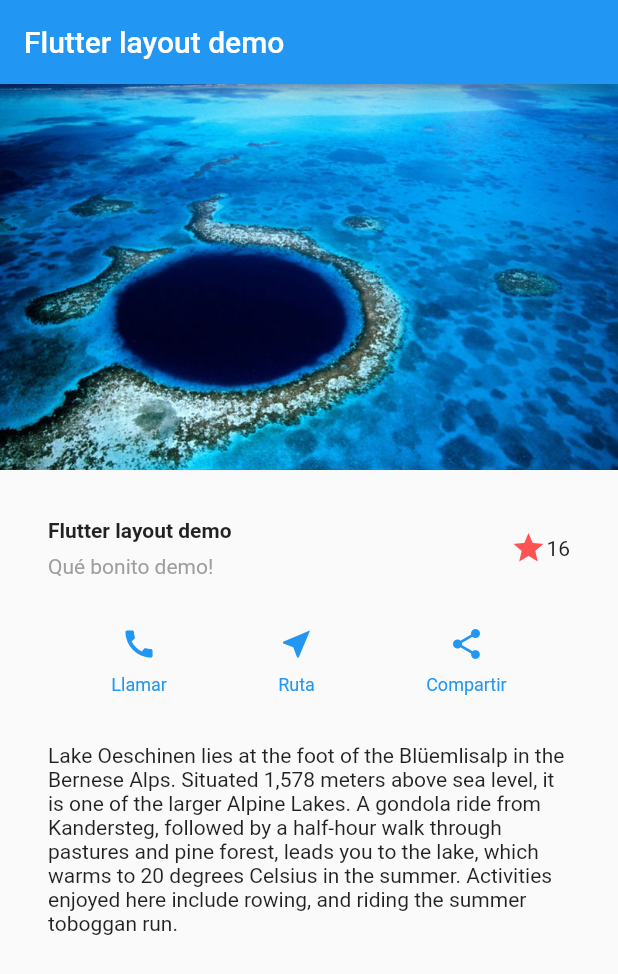
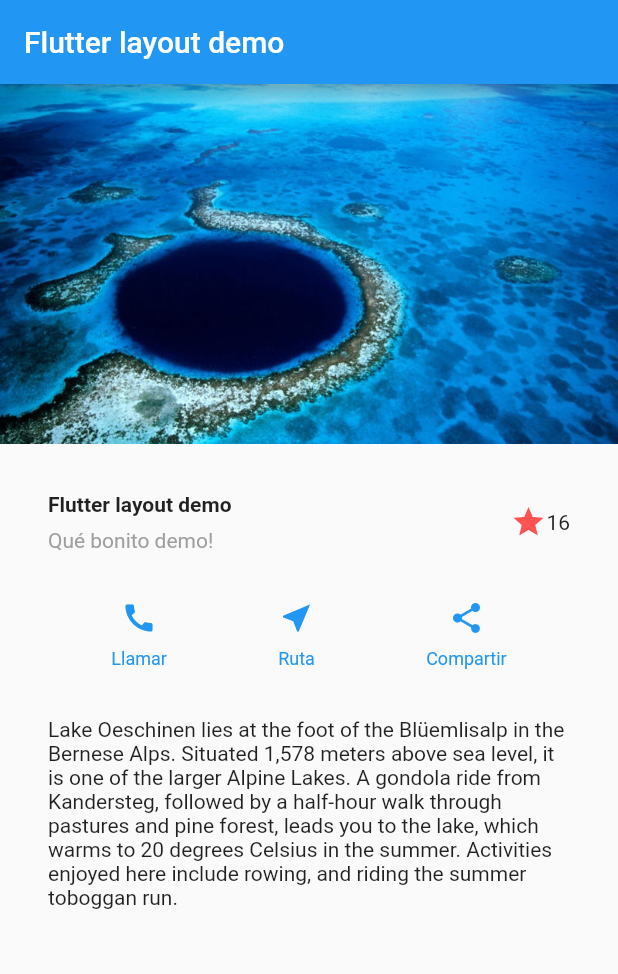
Before and after one commit to Javieravellan/hello-world, a Flutter app: the screen it shows after launch, on a phone screen of 412 x 824 dp. Shown: the top 974 px of the screen. Run offline on Flutter 3.47's test engine with Material 2 defaults, Android fonts, the phone set to English and light mode, and no system bars.

```diff
--- a/lib/main.dart
+++ b/lib/main.dart
@@ -100,10 +100,15 @@ class MyApp extends StatelessWidget {
           title: Text("Flutter layout demo")
         ),
 
-        body: Column(
+        body: ListView( // list view admite barra de desplazamiento cuando el view es pequeño.
           children: [
             // Agregamos a la app el Widget Container que contiene una row que creamos previamente.
-            Image.asset('images/mar.jpg'),  // agregamos la imagen
+            Image.asset(
+              'images/mar.jpg',
+              width: 600,
+              height: 240,
+              fit: BoxFit.cover
+            ),  // agregamos la imagen
             sectionTitle,
             buttonSection,
             sectionText
```
